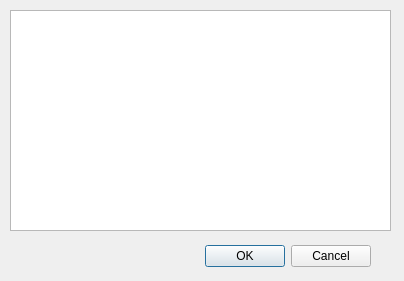
Qt form ksirkskineditor/ksirkskineditorcountriesselectiondialog.ui (KDE/ksirk) before a commit.
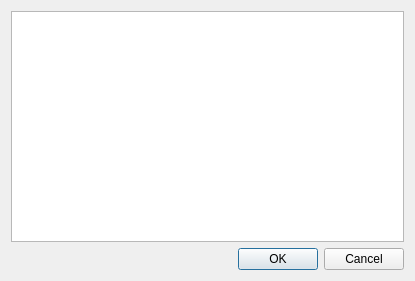
The same form after that commit. Custom widgets are drawn as their Qt base class.

```diff
--- a/ksirkskineditor/ksirkskineditorcountriesselectiondialog.ui
+++ b/ksirkskineditor/ksirkskineditorcountriesselectiondialog.ui
@@ -5,22 +5,19 @@
    <rect>
     <x>0</x>
     <y>0</y>
-    <width>404</width>
+    <width>415</width>
     <height>281</height>
    </rect>
   </property>
   <property name="windowTitle" >
    <string>Countries Selection Dialog</string>
   </property>
+  <layout class="QVBoxLayout" name="verticalLayout" >
+   <item>
+    <widget class="KListWidget" name="countriesList" />
+   </item>
+   <item>
   <widget class="QDialogButtonBox" name="buttonBox" >
-   <property name="geometry" >
-    <rect>
-     <x>30</x>
-     <y>240</y>
-     <width>341</width>
-     <height>32</height>
-    </rect>
-   </property>
    <property name="orientation" >
     <enum>Qt::Horizontal</enum>
    </property>
@@ -28,16 +25,8 @@
     <set>QDialogButtonBox::Cancel|QDialogButtonBox::Ok</set>
    </property>
   </widget>
-  <widget class="KListWidget" name="countriesList" >
-   <property name="geometry" >
-    <rect>
-     <x>10</x>
-     <y>10</y>
-     <width>381</width>
-     <height>221</height>
-    </rect>
-   </property>
-  </widget>
+   </item>
+  </layout>
  </widget>
  <customwidgets>
   <customwidget>
```
Lines whose indentation alone changed are shown as unchanged.
